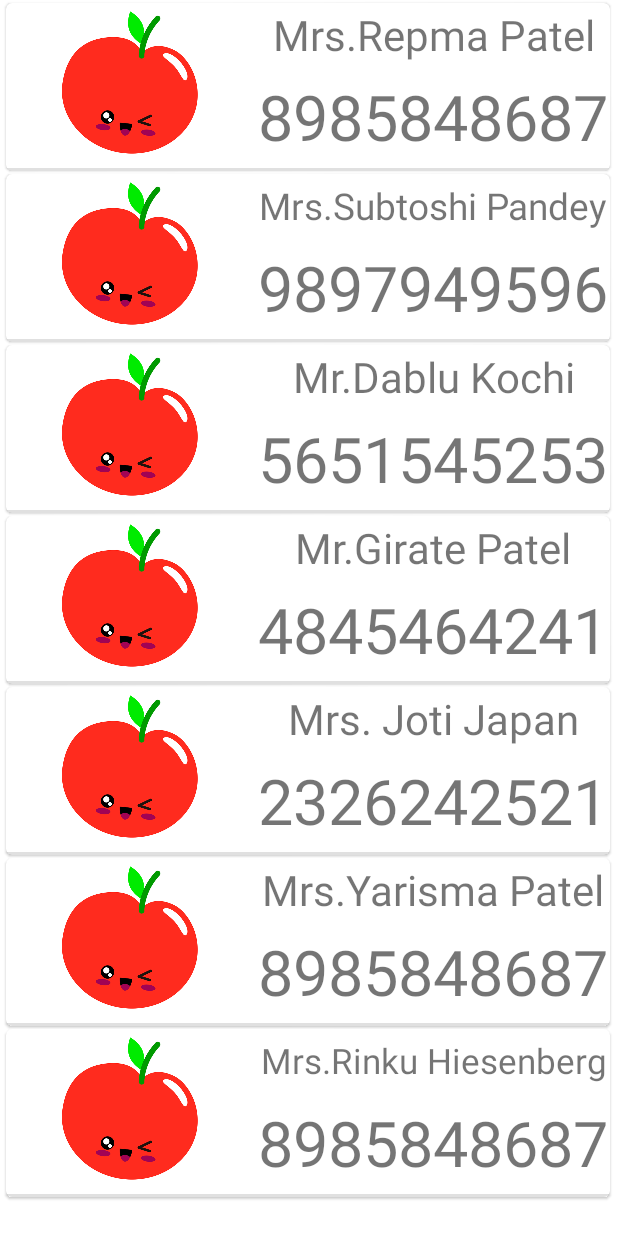
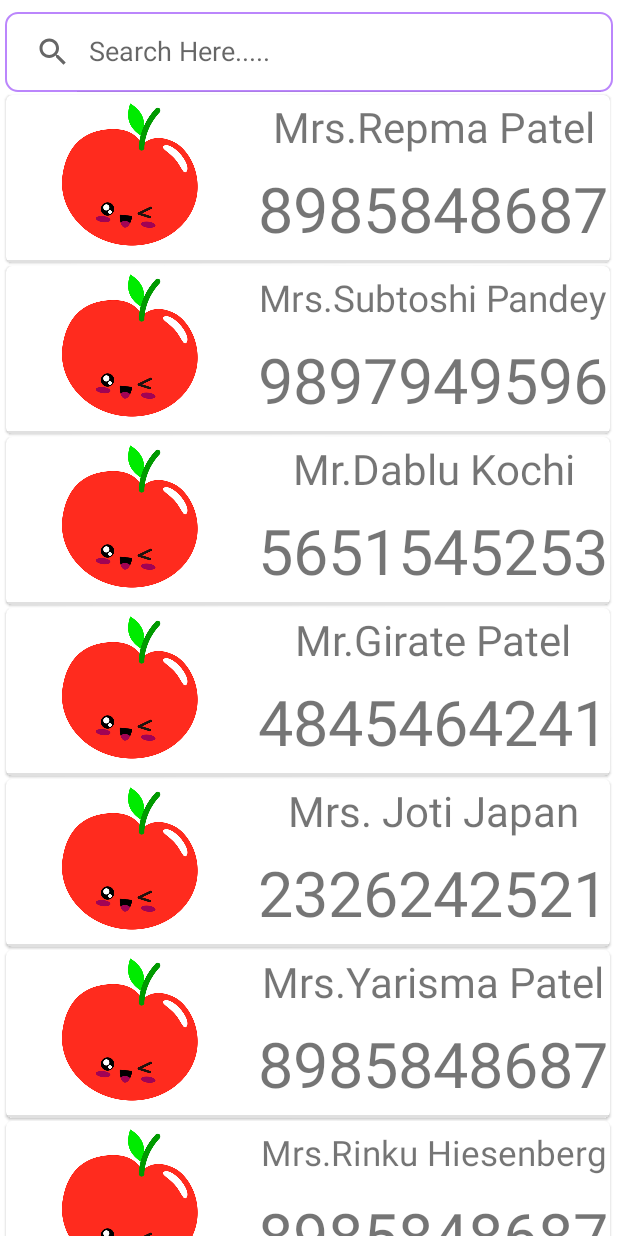
Before and after one commit to TempAc1/ksAppForked, an Android app: the ContactAct screen opened directly, with no data from a screen before it, on a phone screen of 412 x 824 dp. Run offline under Robolectric (Android 15) with nearby library versions, the phone set to English and light mode, and no system bars.

Commit message:
Made ContactAct.java -> Added filter list to recyclerView ->All working ok!

```diff
--- a/KnowledgeSpaceApk/app/src/main/java/com/example/knowledgespaceapk/ContactAct.java
+++ b/KnowledgeSpaceApk/app/src/main/java/com/example/knowledgespaceapk/ContactAct.java
@@ -1,49 +1,90 @@
 package com.example.knowledgespaceapk;
 
 import androidx.appcompat.app.AppCompatActivity;
+import androidx.appcompat.widget.SearchView;
 import androidx.recyclerview.widget.LinearLayoutManager;
 import androidx.recyclerview.widget.RecyclerView;
 
 import android.os.Bundle;
+import android.widget.Toast;
 
 import java.util.ArrayList;
+import java.util.List;
 
 public class ContactAct extends AppCompatActivity {
 
     private RecyclerView recyclerViewContactAct;
     private ArrayList<dataModelRecVContactAct> dataHolderContactActs;
+    private SearchView searchView;
+    private adapterRecVContact itemAdapter;
 
     @Override
     protected void onCreate(Bundle savedInstanceState) {
         super.onCreate(savedInstanceState);
         setContentView(R.layout.activity_contact);
 
+        searchView = findViewById(R.id.searchVContact);
+        searchView.clearFocus();
         recyclerViewContactAct = findViewById(R.id.recyclerVContacts);
+
         recyclerViewContactAct.setLayoutManager(new LinearLayoutManager(getApplicationContext()));
         dataHolderContactActs = new ArrayList<>();
 
-        dataModelRecVContactAct obj1 = new dataModelRecVContactAct("Mrs.Repma Patel","8985848687"
-                                            ,R.drawable.apple);
+        //Add data to array-list "dataHolderContactActs"
+        dataModelRecVContactAct obj1 = new dataModelRecVContactAct("Mrs.Repma Patel",
+                "8985848687",R.drawable.apple);
         dataHolderContactActs.add(obj1);
-
         dataModelRecVContactAct obj2 = new dataModelRecVContactAct("Mrs.Subtoshi Pandey",
                 "9897949596",R.drawable.apple);
         dataHolderContactActs.add(obj2);
-        dataModelRecVContactAct obj3 = new dataModelRecVContactAct("Mr.Dablu Kochi","5651545253"
-                ,R.drawable.apple);
+        dataModelRecVContactAct obj3 = new dataModelRecVContactAct("Mr.Dablu Kochi",
+                "5651545253",R.drawable.apple);
         dataHolderContactActs.add(obj3);
-        dataModelRecVContactAct obj4 = new dataModelRecVContactAct("Mr.Girate Patel","4845464241"
-                ,R.drawable.apple);
+        dataModelRecVContactAct obj4 = new dataModelRecVContactAct("Mr.Girate Patel",
+                "4845464241",R.drawable.apple);
         dataHolderContactActs.add(obj4);
-        dataModelRecVContactAct obj5 = new dataModelRecVContactAct("Mrs. Joti Japan","2326242521"
-                ,R.drawable.apple);
+        dataModelRecVContactAct obj5 = new dataModelRecVContactAct("Mrs. Joti Japan",
+                "2326242521",R.drawable.apple);
         dataHolderContactActs.add(obj5);
-        dataModelRecVContactAct obj6 = new dataModelRecVContactAct("Mrs.Yarisma Patel","8985848687"
-                ,R.drawable.apple);
+        dataModelRecVContactAct obj6 = new dataModelRecVContactAct("Mrs.Yarisma Patel",
+                "8985848687",R.drawable.apple);
         dataHolderContactActs.add(obj6);
-        dataModelRecVContactAct obj7 = new dataModelRecVContactAct("Mrs.Rinku Hiesenberg","8985848687"
-                ,R.drawable.apple);
+        dataModelRecVContactAct obj7 = new dataModelRecVContactAct("Mrs.Rinku Hiesenberg",
+                "8985848687",R.drawable.apple);
         dataHolderContactActs.add(obj7);
-        recyclerViewContactAct.setAdapter(new adapterRecVContact(dataHolderContactActs));
+
+        itemAdapter = new adapterRecVContact(dataHolderContactActs);
+        recyclerViewContactAct.setAdapter(itemAdapter);
+        searchV();
+    }//End OnCreate
+
+    private void searchV(){
+        searchView.setOnQueryTextListener(new SearchView.OnQueryTextListener() {
+            @Override
+            public boolean onQueryTextSubmit(String query) {
+                return false;
+            }
+
+            @Override
+            public boolean onQueryTextChange(String newText) {
+                filterList(newText);
+                return true;
+            }
+        });
     }
-}
+
+    private void filterList(String text) {
+        List<dataModelRecVContactAct> filteredList = new ArrayList<>();
+        for(dataModelRecVContactAct item : dataHolderContactActs){
+            if(item.getContactName().toLowerCase().contains(text.toLowerCase())){
+                filteredList.add(item);
+            }
+        }
+
+        if(filteredList.isEmpty()){
+            Toast.makeText(this, "No Data Found ☹", Toast.LENGTH_SHORT).show();
+        }else{
+            itemAdapter.setFilteredList(filteredList);
+        }
+    }
+}//End Main
--- a/KnowledgeSpaceApk/app/src/main/java/com/example/knowledgespaceapk/adapterRecVContact.java
+++ b/KnowledgeSpaceApk/app/src/main/java/com/example/knowledgespaceapk/adapterRecVContact.java
@@ -10,11 +10,17 @@ import androidx.annotation.NonNull;
 import androidx.recyclerview.widget.RecyclerView;
 
 import java.util.ArrayList;
+import java.util.List;
 
 public class adapterRecVContact extends RecyclerView.Adapter<adapterRecVContact.holder> {
 
     ArrayList<dataModelRecVContactAct> dataHolder;
     ArrayList<dataModelRecVContactAct> dataHolderBackup;
+
+    public void setFilteredList(List<dataModelRecVContactAct> filteredList){
+        this.dataHolder = (ArrayList<dataModelRecVContactAct>) filteredList;
+        notifyDataSetChanged();
+    }
 
     public adapterRecVContact(ArrayList<dataModelRecVContactAct> dataHolder) {
         this.dataHolder = dataHolder;
--- /dev/null
+++ b/KnowledgeSpaceApk/app/src/main/res/drawable/searchv_contact.xml
@@ -0,0 +1,7 @@
+<?xml version="1.0" encoding="utf-8"?>
+<shape xmlns:android="http://schemas.android.com/apk/res/android">
+    <corners android:radius="8dp"/>
+    <stroke android:color="@color/purple_200"
+        android:width="1dp"/>
+
+</shape>
--- a/KnowledgeSpaceApk/app/src/main/res/layout/activity_contact.xml
+++ b/KnowledgeSpaceApk/app/src/main/res/layout/activity_contact.xml
@@ -1,5 +1,5 @@
 <?xml version="1.0" encoding="utf-8"?>
-<RelativeLayout
+<androidx.constraintlayout.widget.ConstraintLayout
     xmlns:android="http://schemas.android.com/apk/res/android"
     xmlns:app="http://schemas.android.com/apk/res-auto"
     xmlns:tools="http://schemas.android.com/tools"
@@ -8,29 +8,29 @@
     android:orientation="vertical"
     tools:context=".MainActivity">
 
+
     <!--Recycler view for displaying list of contacts-->
+
+    <androidx.appcompat.widget.SearchView
+        android:id="@+id/searchVContact"
+        android:layout_width="405dp"
+        android:layout_height="53dp"
+        app:layout_constraintEnd_toEndOf="parent"
+        app:layout_constraintHorizontal_bias="0.549"
+        app:layout_constraintStart_toStartOf="parent"
+        app:layout_constraintTop_toTopOf="parent"
+        app:queryHint="Search Here....."
+        android:layout_margin="8dp"
+        android:background="@drawable/searchv_contact"
+        app:iconifiedByDefault="false"/>
+
     <androidx.recyclerview.widget.RecyclerView
         android:id="@+id/recyclerVContacts"
-        android:layout_width="match_parent"
-        android:layout_height="match_parent" />
+        android:layout_width="0dp"
+        android:layout_height="0dp"
+        app:layout_constraintBottom_toBottomOf="parent"
+        app:layout_constraintEnd_toEndOf="parent"
+        app:layout_constraintStart_toStartOf="parent"
+        app:layout_constraintTop_toBottomOf="@+id/searchVContact"/>
 
-<!--    &lt;!&ndash;progress bar for displaying loading&ndash;&gt;-->
-<!--    <ProgressBar-->
-<!--        android:id="@+id/idPBLoading"-->
-<!--        android:layout_width="wrap_content"-->
-<!--        android:layout_height="wrap_content"-->
-<!--        android:layout_centerInParent="true" />-->
-
-    <!--fab for adding a new contact-->
-<!--    <com.google.android.material.floatingactionbutton.FloatingActionButton-->
-<!--        android:id="@+id/idFABadd"-->
-<!--        android:layout_width="wrap_content"-->
-<!--        android:layout_height="wrap_content"-->
-<!--        android:layout_alignParentEnd="true"-->
-<!--        android:layout_alignParentBottom="true"-->
-<!--        android:layout_margin="20dp"-->
-<!--        android:src="@drawable/ic_account"-->
-<!--        app:fabCustomSize="40dp"-->
-<!--        app:tint="@color/white" />-->
-
-</RelativeLayout>
+</androidx.constraintlayout.widget.ConstraintLayout>
```
